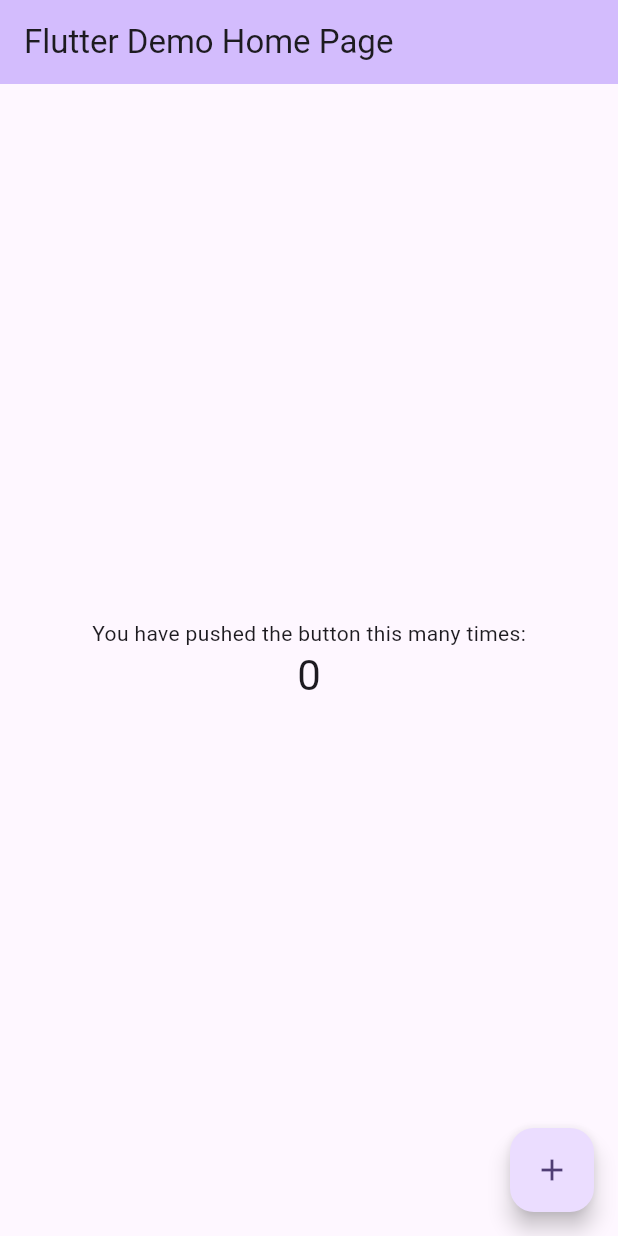
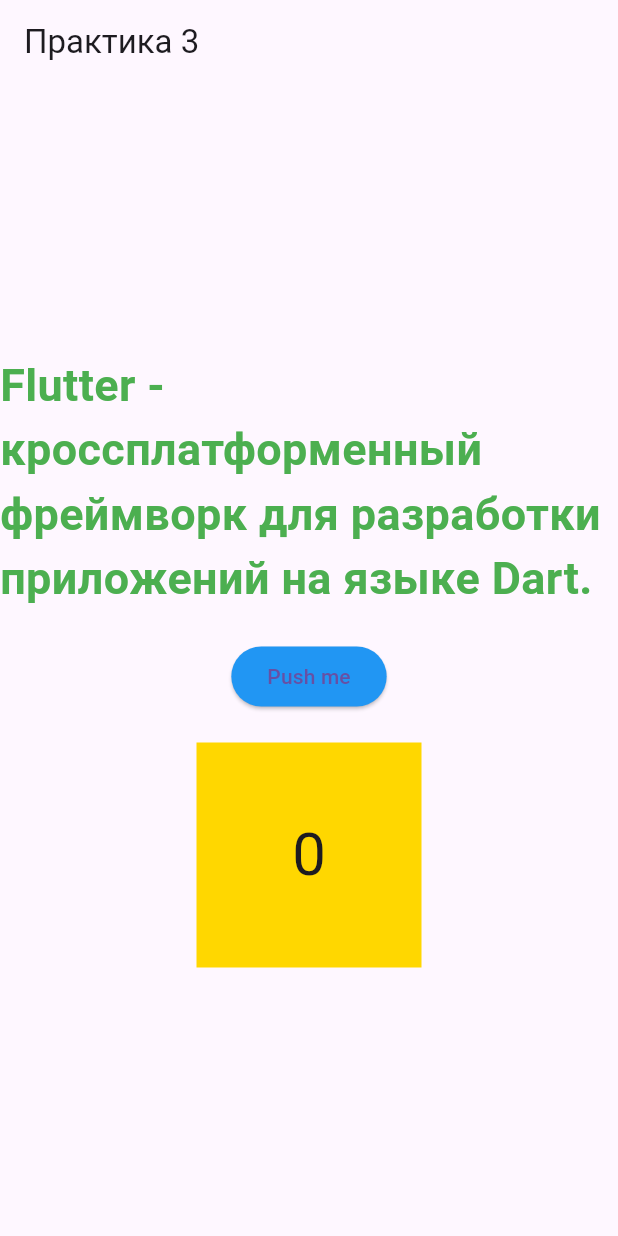
Before and after one commit to Kirus1930/PKS_Task_3, a Flutter app: the screen it shows after launch, on a phone screen of 412 x 824 dp. Run offline on Flutter 3.47's test engine with Material 3 defaults, Android fonts, the phone set to English and light mode, and no system bars.

Commit message:
Update main.dart

```diff
--- a/ui_practice_eremin/lib/main.dart
+++ b/ui_practice_eremin/lib/main.dart
@@ -7,116 +7,68 @@
 class MyApp extends StatelessWidget {
   const MyApp({super.key});
 
-  // This widget is the root of your application.
   @override
   Widget build(BuildContext context) {
     return MaterialApp(
-      title: 'Flutter Demo',
-      theme: ThemeData(
-        // This is the theme of your application.
-        //
-        // TRY THIS: Try running your application with "flutter run". You'll see
-        // the application has a purple toolbar. Then, without quitting the app,
-        // try changing the seedColor in the colorScheme below to Colors.green
-        // and then invoke "hot reload" (save your changes or press the "hot
-        // reload" button in a Flutter-supported IDE, or press "r" if you used
-        // the command line to start the app).
-        //
-        // Notice that the counter didn't reset back to zero; the application
-        // state is not lost during the reload. To reset the state, use hot
-        // restart instead.
-        //
-        // This works for code too, not just values: Most code changes can be
-        // tested with just a hot reload.
-        colorScheme: ColorScheme.fromSeed(seedColor: Colors.deepPurple),
-      ),
-      home: const MyHomePage(title: 'Flutter Demo Home Page'),
+      title: 'Практика 3',
+      theme: ThemeData(primaryColor: Colors.blue),
+      home: const HomePage(),
     );
   }
 }
 
-class MyHomePage extends StatefulWidget {
-  const MyHomePage({super.key, required this.title});
-
-  // This widget is the home page of your application. It is stateful, meaning
-  // that it has a State object (defined below) that contains fields that affect
-  // how it looks.
-
-  // This class is the configuration for the state. It holds the values (in this
-  // case the title) provided by the parent (in this case the App widget) and
-  // used by the build method of the State. Fields in a Widget subclass are
-  // always marked "final".
-
-  final String title;
+class HomePage extends StatefulWidget {
+  const HomePage({super.key});
 
   @override
-  State<MyHomePage> createState() => _MyHomePageState();
+  State<HomePage> createState() => _HomePageState();
 }
 
-class _MyHomePageState extends State<MyHomePage> {
-  int _counter = 0;
+class _HomePageState extends State<HomePage> {
+  int count = 0;
 
-  void _incrementCounter() {
+  void _Counter() {
     setState(() {
-      // This call to setState tells the Flutter framework that something has
-      // changed in this State, which causes it to rerun the build method below
-      // so that the display can reflect the updated values. If we changed
-      // _counter without calling setState(), then the build method would not be
-      // called again, and so nothing would appear to happen.
-      _counter++;
+      count++;
     });
   }
 
   @override
   Widget build(BuildContext context) {
-    // This method is rerun every time setState is called, for instance as done
-    // by the _incrementCounter method above.
-    //
-    // The Flutter framework has been optimized to make rerunning build methods
-    // fast, so that you can just rebuild anything that needs updating rather
-    // than having to individually change instances of widgets.
     return Scaffold(
-      appBar: AppBar(
-        // TRY THIS: Try changing the color here to a specific color (to
-        // Colors.amber, perhaps?) and trigger a hot reload to see the AppBar
-        // change color while the other colors stay the same.
-        backgroundColor: Theme.of(context).colorScheme.inversePrimary,
-        // Here we take the value from the MyHomePage object that was created by
-        // the App.build method, and use it to set our appbar title.
-        title: Text(widget.title),
-      ),
+      appBar: AppBar(title: Text('Практика 3')),
       body: Center(
-        // Center is a layout widget. It takes a single child and positions it
-        // in the middle of the parent.
         child: Column(
-          // Column is also a layout widget. It takes a list of children and
-          // arranges them vertically. By default, it sizes itself to fit its
-          // children horizontally, and tries to be as tall as its parent.
-          //
-          // Column has various properties to control how it sizes itself and
-          // how it positions its children. Here we use mainAxisAlignment to
-          // center the children vertically; the main axis here is the vertical
-          // axis because Columns are vertical (the cross axis would be
-          // horizontal).
-          //
-          // TRY THIS: Invoke "debug painting" (choose the "Toggle Debug Paint"
-          // action in the IDE, or press "p" in the console), to see the
-          // wireframe for each widget.
           mainAxisAlignment: MainAxisAlignment.center,
           children: <Widget>[
-            const Text('You have pushed the button this many times:'),
             Text(
-              '$_counter',
-              style: Theme.of(context).textTheme.headlineMedium,
+              'Flutter - кроссплатформенный фреймворк для разработки приложений на языке Dart.',
+              style: TextStyle(
+                fontSize: 30,
+                fontWeight: FontWeight.bold,
+                color: Colors.green,
+              ),
+            ),
+            SizedBox(height: 20),
+
+            ElevatedButton(
+              onPressed: _Counter,
+              style: ElevatedButton.styleFrom(backgroundColor: Colors.blue),
+              child: Text('Push me'),
+            ),
+            SizedBox(height: 20),
+
+            Container(
+              color: Color(0xFFFFD700),
+              width: 150,
+              height: 150,
+              child: Center(
+                child: Text('$count', style: TextStyle(fontSize: 40)),
+              ),
             ),
           ],
         ),
       ),
-      floatingActionButton: FloatingActionButton(
-        onPressed: _incrementCounter,
-        tooltip: 'Increment',
-        child: const Icon(Icons.add),
-      ), // This trailing comma makes auto-formatting nicer for build methods.
     );
   }
 }
```
